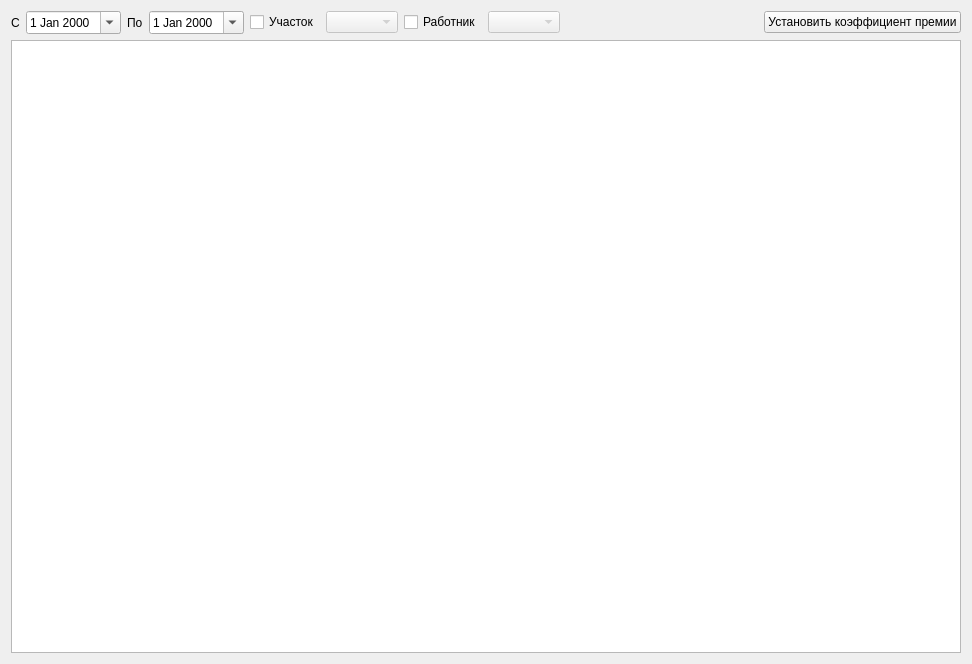
This is formjob.ui in Sergeyego/wire_zp as Qt 5 draws it before an edit. The edited form follows.
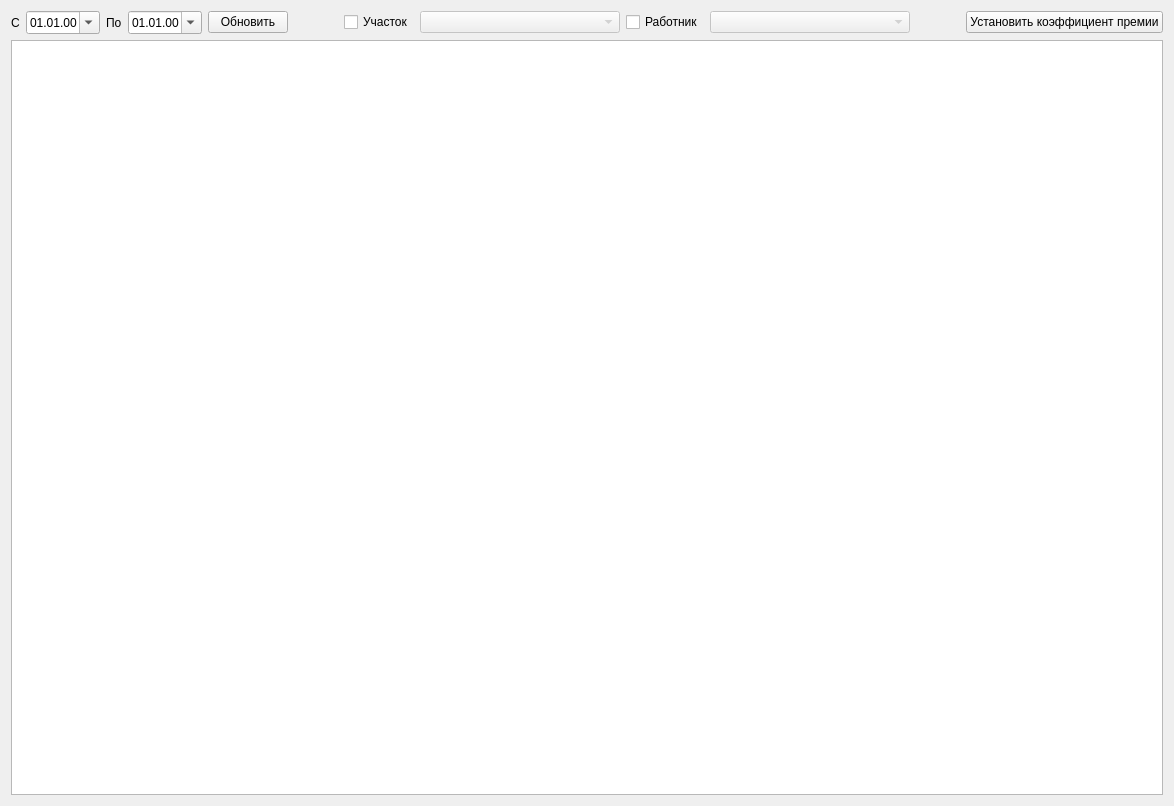
This is the edited form. Custom widgets are drawn as their Qt base class.

Diff of the .ui file:
```diff
--- a/formjob.ui
+++ b/formjob.ui
@@ -6,8 +6,8 @@
    <rect>
     <x>0</x>
     <y>0</y>
-    <width>972</width>
-    <height>664</height>
+    <width>1174</width>
+    <height>806</height>
    </rect>
   </property>
   <property name="windowTitle">
@@ -24,7 +24,10 @@
       </widget>
      </item>
      <item>
-      <widget class="DateEdit" name="dateEditBeg">
+      <widget class="QDateEdit" name="dateEditBeg">
+       <property name="displayFormat">
+        <string>dd.MM.yy</string>
+       </property>
        <property name="calendarPopup">
         <bool>true</bool>
        </property>
@@ -38,12 +41,35 @@
       </widget>
      </item>
      <item>
-      <widget class="DateEdit" name="dateEditEnd">
+      <widget class="QDateEdit" name="dateEditEnd">
+       <property name="displayFormat">
+        <string>dd.MM.yy</string>
+       </property>
        <property name="calendarPopup">
         <bool>true</bool>
        </property>
       </widget>
      </item>
+     <item>
+      <widget class="QPushButton" name="pushButtonUpd">
+       <property name="text">
+        <string>Обновить</string>
+       </property>
+      </widget>
+     </item>
+     <item>
+      <spacer name="horizontalSpacer_2">
+       <property name="orientation">
+        <enum>Qt::Horizontal</enum>
+       </property>
+       <property name="sizeHint" stdset="0">
+        <size>
+         <width>40</width>
+         <height>20</height>
+        </size>
+       </property>
+      </spacer>
+     </item>
      <item>
       <widget class="QCheckBox" name="checkBoxZon">
        <property name="text">
@@ -56,6 +82,12 @@
        <property name="enabled">
         <bool>false</bool>
        </property>
+       <property name="minimumSize">
+        <size>
+         <width>200</width>
+         <height>0</height>
+        </size>
+       </property>
       </widget>
      </item>
      <item>
@@ -70,6 +102,12 @@
        <property name="enabled">
         <bool>false</bool>
        </property>
+       <property name="minimumSize">
+        <size>
+         <width>200</width>
+         <height>0</height>
+        </size>
+       </property>
       </widget>
      </item>
      <item>
@@ -106,9 +144,9 @@
    <header>db/dbviewer.h</header>
   </customwidget>
   <customwidget>
-   <class>DateEdit</class>
-   <extends>QDateEdit</extends>
-   <header>db/dbviewer.h</header>
+   <class>DbComboBox</class>
+   <extends>QComboBox</extends>
+   <header>db/dbcombobox.h</header>
   </customwidget>
  </customwidgets>
  <resources/>
```
Left out of the diff: 4 changed lines with no effect on the pictures.
